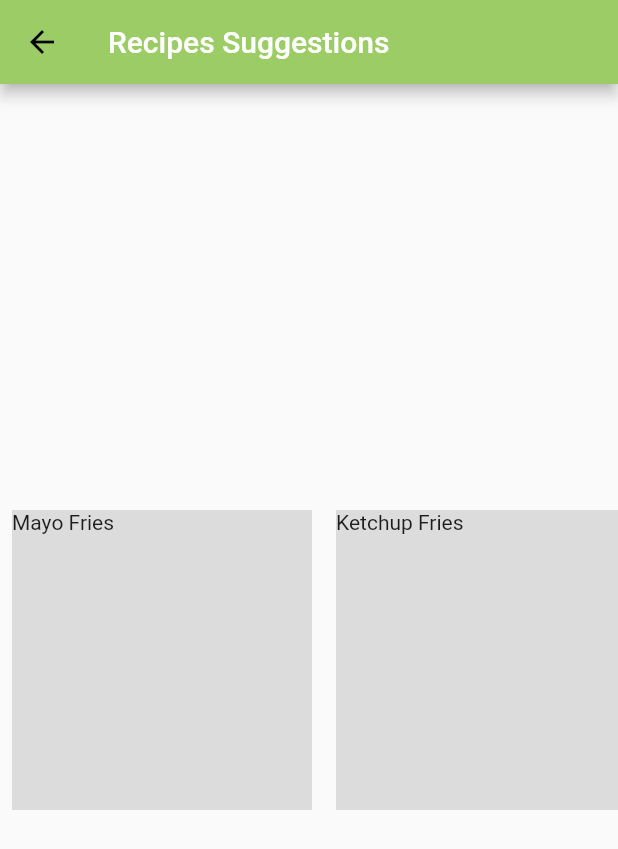
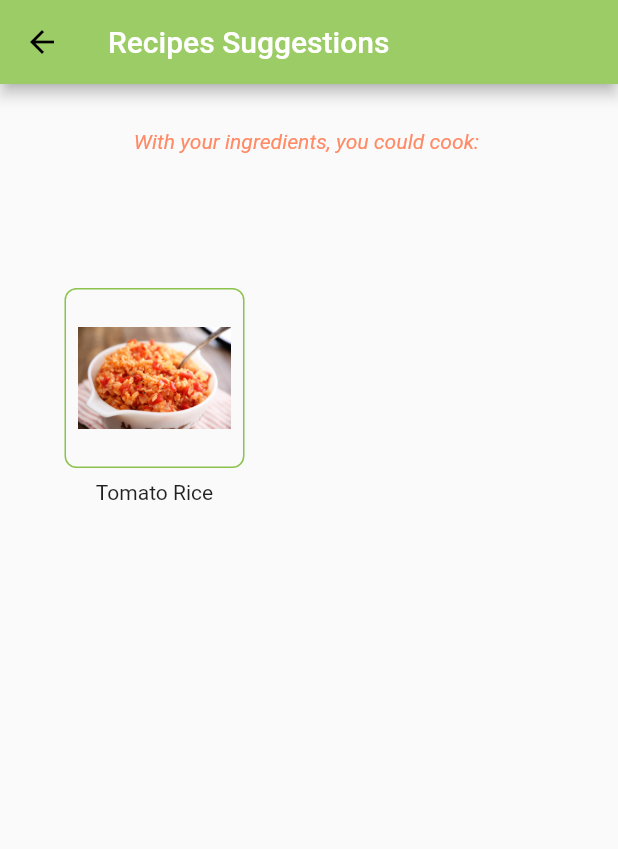
Before and after one commit to MouadhKh/helloFridge, a Flutter app: the MainLayout screen opened directly, after a tap on "Get recipes", on a phone screen of 412 x 824 dp. Shown: the top 849 px of the screen. Run offline on Flutter 3.47's test engine with Material 2 defaults, Android fonts, the phone set to English and light mode, and no system bars; missing offline and left inert: sign_button, string_similarity.

Commit message:
fixed recipe suggestion and added interactions

```diff
--- a/lib/entities/ingredient.dart
+++ b/lib/entities/ingredient.dart
@@ -1,60 +1,105 @@
 class Ingredient {
-  String? _name;
-  int? _quantity;
-  List<String>? _unity;
-  String? _description;
-  String? _imagePath;
+  late String _name;
+  late int _quantity;
+  late List<String> _unit;
+  late String _description;
+  late String _imagePath;
+
+  // String? _name;
+  // int? _quantity;
+  // List<String>? _unity;
+  // String? _description;
+  // String? _imagePath;
 
   Ingredient(
       {String description = "",
-      String? imagePath,
+      String imagePath = "",
       required String name,
       required int quantity,
-      required List<String> unity}) {
+      required List<String> unit}) {
     this._name = name;
     this._quantity = quantity;
-    this._unity = unity;
+    this._unit = unit;
     this._description = description;
     this._imagePath = imagePath;
   }
 
-  static List<Ingredient> getDummyIngredients() {
+  static clone(Ingredient ingredient) {
+    return Ingredient(
+        name: ingredient.name,
+        imagePath: ingredient.imagePath,
+        description: ingredient.description,
+        quantity: ingredient.quantity,
+        unit: ingredient.unit);
+  }
+
+  static Set<Ingredient> getDummyIngredients() {
     Ingredient rice = Ingredient(
         name: "Rice",
         quantity: 200,
-        unity: ["gram", "kilogram"],
+        unit: ["gram", "kilogram"],
         imagePath: "assets/images/rice.png");
     Ingredient spices = Ingredient(
         name: "Spices",
         quantity: 50,
-        unity: ["gram"],
+        unit: ["gram"],
         imagePath: "assets/images/spice.png");
     Ingredient chickenBreast = Ingredient(
         name: "Chicken Breast",
         quantity: 500,
-        unity: ["gram", "kilogram"],
+        unit: ["gram", "kilogram"],
         imagePath: "assets/images/chicken-breast.png");
     Ingredient oliveOil = Ingredient(
         name: "Olive oil",
         quantity: 100,
-        unity: ["ml", "L"],
+        unit: ["ml", "L"],
         imagePath: "assets/images/oil.png");
     Ingredient tomatoes = Ingredient(
         name: "Tomato",
         quantity: 2,
-        unity: [""],
+        unit: [""],
         imagePath: "assets/images/tomato.png");
-    List<Ingredient> ingredientsList = [rice, spices, chickenBreast, oliveOil,tomatoes];
+    Set<Ingredient> ingredientsList =
+        [rice, spices, chickenBreast, oliveOil, tomatoes].toSet();
     return ingredientsList;
   }
 
-  String? get imagePath => _imagePath;
+  String get imagePath => _imagePath;
 
-  String? get description => _description;
+  String get description => _description;
 
-  List<String>? get unity => _unity;
+  List<String> get unit => _unit;
 
-  int? get quantity => _quantity;
+  int get quantity => _quantity;
 
-  String? get name => _name;
+  String get name => _name;
+
+  set name(String value) {
+    _name = value;
+  }
+
+  @override
+  bool operator ==(Object other) =>
+      //TODO implement stricter equality
+      other is Ingredient && other.name == name;
+
+  @override
+  // TODO: implement a real hashCode
+  int get hashCode => name.hashCode;
+
+  set quantity(int value) {
+    _quantity = value;
+  }
+
+  set imagePath(String value) {
+    _imagePath = value;
+  }
+
+  set description(String value) {
+    _description = value;
+  }
+
+  set unit(List<String> value) {
+    _unit = value;
+  }
 }
--- a/lib/entities/pot_content.dart
+++ b/lib/entities/pot_content.dart
@@ -1,17 +1,17 @@
 import 'ingredient.dart';
 
 class PotContent {
-  late List<Ingredient> _ingredients;
+  late Set<Ingredient> _ingredients;
 
   PotContent() {
-    this._ingredients = [];
+    this._ingredients = <Ingredient>{};
   }
 
-  PotContent.fromIngredients({required List<Ingredient> ingredients}) {
+  PotContent.fromIngredients({required Set<Ingredient> ingredients}) {
     this._ingredients = ingredients;
   }
 
-  List<Ingredient> get ingredients => _ingredients;
+  Set<Ingredient> get ingredients => _ingredients;
 
   int getPotSize() {
     return this._ingredients.length;
--- /dev/null
+++ b/lib/entities/recipe.dart
@@ -0,0 +1,70 @@
+import 'ingredient.dart';
+
+class Recipe {
+  String _name;
+  String _imagePath;
+  Set<Ingredient> _ingredients;
+  List<String> _preparationSteps;
+
+  Recipe(
+      this._name, this._ingredients, this._preparationSteps, this._imagePath);
+
+  static Set<Recipe> getDummyRecipes() {
+    //TODO: change
+    Set<Ingredient> tomatoRiceIngredients = Ingredient.getDummyIngredients();
+    tomatoRiceIngredients.map((e) {
+      if (e.name == "Spices") {
+        e.quantity = 10;
+        return e;
+      } else if (e.name == "Olive oil") {
+        e.quantity = 50;
+        e.unit = ["ml"];
+        return e;
+      } else if (e.name == "Chicken Breast") e.quantity = 150;
+      return e;
+    });
+    List<String> tomatoPreparationSteps = [
+      "Cook the rice",
+      "Add the apple",
+      "Add the banana",
+      "Add the tomato",
+      "Add the banana",
+      "Add the orange",
+      "Serve with juice"
+    ];
+    Recipe tomatoRice = Recipe(
+        "Tomato Rice",
+        tomatoRiceIngredients,
+        generatePreparationSteps(tomatoPreparationSteps),
+        "assets/images/tomatoes_rice.jpg");
+    return <Recipe>{tomatoRice};
+  }
+
+  static List<String> generatePreparationSteps(List<String> steps) {
+    return steps.asMap().entries.map((entry) {
+      int idx = entry.key;
+      String val = entry.value;
+      return "${idx + 1}. $val";
+    }).toList();
+  }
+
+  List<String> get preparationSteps => _preparationSteps;
+
+  set preparationSteps(List<String> value) {
+    _preparationSteps = value;
+  }
+
+  Set<Ingredient> get ingredients => _ingredients;
+
+  set ingredients(Set<Ingredient> value) {
+    _ingredients = value;
+  }
+
+  String get name => _name;
+
+  set name(String value) {
+    _name = value;
+  }
+
+  String get imagePath => _imagePath;
+}
--- a/lib/fill_pot_layout.dart
+++ b/lib/fill_pot_layout.dart
@@ -19,9 +19,7 @@ class _FillPotLayoutState extends State<FillPotLayout> {
       child: SizedBox(
         child: Column(
           mainAxisAlignment: MainAxisAlignment.spaceBetween,
-          children: [Pot(),
-
-            IngredientsContainer()],
+          children: [Pot(), IngredientsContainer()],
         ),
       ),
     ));
--- a/lib/ingredients_container.dart
+++ b/lib/ingredients_container.dart
@@ -11,7 +11,7 @@ class IngredientsContainer extends StatefulWidget {
 }
 
 class _IngredientsContainerState extends State<IngredientsContainer> {
-  late List<Ingredient> ingredients;
+  late Set<Ingredient> ingredients;
   var searchController = TextEditingController();
 
   @override
@@ -31,7 +31,7 @@ class _IngredientsContainerState extends State<IngredientsContainer> {
             StringSimilarity.compareTwoStrings(ing.name, newValue);
         print("$similarity for ${ing.name}");
         return similarity > 0.2;
-      }).toList();
+      }).toSet();
       ingredients.forEach((element) {
         print("found ${element.name}");
       });
@@ -40,7 +40,7 @@ class _IngredientsContainerState extends State<IngredientsContainer> {
     setState(() {});
   }
 
-  Widget _searchBar(List<Ingredient> ingredients) {
+  Widget _searchBar(Set<Ingredient> ingredients) {
     return Row(
       children: <Widget>[
         IconButton(
@@ -88,9 +88,7 @@ class _IngredientsContainerState extends State<IngredientsContainer> {
   @override
   Widget build(BuildContext context) {
     return Flexible(
-      child: Column(
-          mainAxisSize: MainAxisSize.max,
-          children: [
+      child: Column(mainAxisSize: MainAxisSize.max, children: [
         Expanded(flex: 1, child: _searchBar(this.ingredients)),
         Expanded(flex: 5, child: IngredientsGrid(this.ingredients))
       ]),
@@ -99,7 +97,7 @@ class _IngredientsContainerState extends State<IngredientsContainer> {
 }
 
 class IngredientsGrid extends StatelessWidget {
-  List<Ingredient> ingredients;
+  Set<Ingredient> ingredients;
 
   IngredientsGrid(this.ingredients);
 
@@ -113,7 +111,7 @@ class IngredientsGrid extends StatelessWidget {
 
   @override
   Widget build(BuildContext context) {
-    this.ingredients.forEach((ing) => print(ing.name! + ","));
+    this.ingredients.forEach((ing) => print(ing.name + ","));
     return ListView(
       children: <Widget>[
         GridView.count(
--- a/lib/main_layout.dart
+++ b/lib/main_layout.dart
@@ -2,7 +2,7 @@ import 'package:flutter/material.dart';
 import 'package:hello_fridge/pot_widget.dart';
 import 'package:hello_fridge/recipes_suggestions_layout.dart';
 
-
+import 'fill_pot_layout.dart';
 import 'main.dart';
 
 class MainLayout extends StatefulWidget {
@@ -20,19 +20,22 @@ class _MainLayoutState extends State<MainLayout> {
           title: Text("Hello Fridge"),
         ),
         body: Padding(
-          padding: const EdgeInsets.only(top: 30),
+          padding: const EdgeInsets.only(top: 40),
           child: Column(
             children: [
               Padding(
-                padding: const EdgeInsets.all(8.0),
+                padding: const EdgeInsets.only(bottom: 40.0),
                 child: Pot(),
               ),
               Padding(
-                padding: const EdgeInsets.all(8.0),
+                padding: const EdgeInsets.only(bottom: 10.0),
                 child: ElevatedButton(
                     style:
                         ElevatedButton.styleFrom(padding: EdgeInsets.all(10.0)),
-                    onPressed: () {},
+                    onPressed: () {
+                      Navigator.of(context).push(MaterialPageRoute(
+                          builder: (context) => FillPotLayout()));
+                    },
                     child: SizedBox(
                         width: 120,
                         height: 20,
@@ -42,12 +45,14 @@ class _MainLayoutState extends State<MainLayout> {
                           Text("Fill pot")
                         ]))),
               ),
-              ElevatedButton(
+              Padding(
+                padding: const EdgeInsets.only(bottom: 30.0),
+                child: ElevatedButton(
                     style:
                         ElevatedButton.styleFrom(padding: EdgeInsets.all(10.0)),
                     onPressed: () {
-                    Navigator.push(context,
-                        MaterialPageRoute(builder: (context) => RecipesSuggestionsLayout()));
+                      Navigator.of(context).push(MaterialPageRoute(
+                          builder: (context) => RecipesSuggestionsLayout()));
                     },
                     child: SizedBox(
                         width: 130,
@@ -61,6 +66,7 @@ class _MainLayoutState extends State<MainLayout> {
                             Text(" Get recipes", textAlign: TextAlign.center),
                           ],
                         ))),
+              ),
               TabBarFlexibleFractioallyRecipes()
             ],
           ),
@@ -73,9 +79,7 @@ class TabBarFlexibleFractioallyRecipes extends StatelessWidget {
   Widget build(BuildContext context) {
     return Flexible(
         child: Container(
-            padding: EdgeInsets.only(top: 15.0),
-            child:
-                TabBarRecipes()));
+            padding: EdgeInsets.only(top: 15.0), child: TabBarRecipes()));
   }
 }
 
@@ -89,7 +93,7 @@ class TabBarRecipes extends StatelessWidget {
         length: 2,
         child: Scaffold(
           appBar: PreferredSize(
-            preferredSize: Size.fromHeight(30.0),
+            preferredSize: Size.fromHeight(50.0),
             child: AppBar(
               primary: false,
               toolbarHeight: kMinInteractiveDimension,
@@ -150,7 +154,7 @@ class TabBarRecipes extends StatelessWidget {
                       delegate: SliverChildListDelegate(
                         <Widget>[
                           const Text('Sweet Sour Rice'),
-                          const Text('Tomatoe Rice'),
+                          const Text('Tomato Rice'),
                         ],
                       ),
                     ),
--- a/lib/pot_content_list.dart
+++ b/lib/pot_content_list.dart
@@ -38,12 +38,15 @@ class PotContentList extends StatelessWidget {
               itemBuilder: (BuildContext context, int index) {
                 return ListTile(
                   leading: _getLeadingWidget(index),
-                  title: Text(potContent.ingredients[index].name.toString()),
+                  title: Text(
+                      potContent.ingredients.elementAt(index).name.toString()),
                   dense: true,
-                  subtitle: Text(
-                      potContent.ingredients[index].quantity.toString() +
-                          " " +
-                          potContent.ingredients[index].unity.toString()),
+                  subtitle: Text(potContent.ingredients
+                          .elementAt(index)
+                          .quantity
+                          .toString() +
+                      " " +
+                      potContent.ingredients.elementAt(index).unit.toString()),
                 );
               },
               itemCount: potContent.getPotSize(),
@@ -72,13 +75,13 @@ class PotContentList extends StatelessWidget {
   }
 
   Widget? _getLeadingWidget(int index) {
-    if (potContent.ingredients[index].imagePath != null) {
+    if (potContent.ingredients.elementAt(index).imagePath != null) {
       return CircleAvatar(
         radius: 32,
         backgroundColor: Colors.transparent,
         child: ClipOval(
           child: Image.asset(
-            potContent.ingredients[index].imagePath.toString(),
+            potContent.ingredients.elementAt(index).imagePath.toString(),
           ),
         ),
       );
--- a/lib/pot_widget.dart
+++ b/lib/pot_widget.dart
@@ -9,8 +9,6 @@ class Pot extends StatelessWidget {
 
   final PotContent potContent =
       PotContent.fromIngredients(ingredients: Ingredient.getDummyIngredients());
-
-  // const Pot({Key? key}) : super(key: key);
 
   @override
   Widget build(BuildContext context) {
--- a/lib/recipes_suggestions_layout.dart
+++ b/lib/recipes_suggestions_layout.dart
@@ -1,15 +1,26 @@
 import 'package:flutter/material.dart';
-import 'package:hello_fridge/single_recipe_layout.dart';
+import 'package:hello_fridge/single_recipe_container.dart';
+import 'package:hello_fridge/utilities/recipe_util.dart';
 
+import 'entities/ingredient.dart';
+import 'entities/recipe.dart';
 
 class RecipesSuggestionsLayout extends StatefulWidget {
   const RecipesSuggestionsLayout({Key? key}) : super(key: key);
 
   @override
-  _RecipesSuggestionsLayoutState createState() => _RecipesSuggestionsLayoutState();
+  _RecipesSuggestionsLayoutState createState() =>
+      _RecipesSuggestionsLayoutState();
 }
 
 class _RecipesSuggestionsLayoutState extends State<RecipesSuggestionsLayout> {
+  List<Widget> _recipesWidgets() {
+    return RecipeUtility.findBestMatch(
+            Ingredient.getDummyIngredients(), Recipe.getDummyRecipes())
+        .map((recipe) {
+      return SingleRecipeContainer(recipe,120,120);
+    }).toList();
+  }
 
   @override
   Widget build(BuildContext context) {
@@ -17,50 +28,33 @@ class _RecipesSuggestionsLayoutState extends State<RecipesSuggestionsLayout> {
         appBar: AppBar(
           title: Text("Recipes Suggestions"),
         ),
-      body: Center(
-          child: SingleChildScrollView(
-            scrollDirection: Axis.horizontal,
-            child: Row(
+        body: Column(
           children: [
-                Container(
-                  margin: EdgeInsets.all(8),
-                  height: 200,
-                  width: 200,
-                  color: Colors.black12,
-                    child: GestureDetector(
-                      onTap: () {
-                      Navigator.push(context,
-                      MaterialPageRoute(builder: (context) => SingleRecipeLayout()));
-                      },
-                      child: Text("Mayo Fries")
+            Expanded(
+              flex: 1,
+              child: Padding(
+                padding: const EdgeInsets.all(30.0),
+                child: Text(
+                  "With your ingredients, you could cook: ",
+                  style: TextStyle(color: Colors.deepOrange.shade300, fontStyle: FontStyle.italic),
                 ),
-
               ),
-                Container(
-                  margin: EdgeInsets.all(8),
-                  height: 200,
-                  width: 200,
-                  color: Colors.black12,
-                  child: Text("Ketchup Fries"),
             ),
-                Container(
-                  margin: EdgeInsets.all(8),
-                  height: 200,
-                  width: 200,
-                  color: Colors.black12,
-                  child: Text('Curry Fries'),
+            Expanded(
+              flex: 5,
+              child: ListView(
+                children: <Widget>[
+                  GridView.count(
+                      crossAxisCount: 2,
+                      // physics: NeverScrollableScrollPhysics(),
+                      // to disable GridView's scrolling
+                      shrinkWrap: true,
+                      // You won't see infinite size error
+                      children: _recipesWidgets())
+                ],
               ),
-                Container(
-                  margin: EdgeInsets.all(8),
-                  height: 200,
-                  width: 200,
-                  color: Colors.black12,
-                  child: Text('Happy Fries'),
-                )
+            ),
           ],
-            )
-          )
-      ),
-    );
+        ));
   }
 }
--- a/lib/single_ingredient.dart
+++ b/lib/single_ingredient.dart
@@ -6,7 +6,6 @@ class SingleIngredientLayout extends StatefulWidget {
   final String? imagePath;
   final List<String>? unit;
 
-  //
   const SingleIngredientLayout(
       {Key? key, this.ingredientsName, this.imagePath, this.unit})
       : super(key: key);
--- /dev/null
+++ b/lib/single_recipe_container.dart
@@ -0,0 +1,44 @@
+import 'package:flutter/material.dart';
+import 'package:hello_fridge/single_recipe_layout.dart';
+
+import 'entities/recipe.dart';
+
+class SingleRecipeContainer extends StatelessWidget {
+  final Recipe recipe;
+  final double height;
+  final double width;
+
+  SingleRecipeContainer(this.recipe, this.height, this.width);
+
+  @override
+  Widget build(BuildContext context) {
+    return Material(
+      child: Column(
+        children: [
+          Container(
+              decoration: BoxDecoration(
+                  borderRadius: BorderRadius.circular(8),
+                  color: Colors.transparent,
+                  border: Border.all(
+                    color: Colors.lightGreen,
+                    width: 1,
+                  )),
+              margin: EdgeInsets.all(8),
+              height: this.height,
+              width: this.width,
+              child: Padding(
+                padding: const EdgeInsets.all(8.0),
+                child: GestureDetector(
+                    onTap: () {
+                      Navigator.of(context).push(MaterialPageRoute(
+                          builder: (context) => SingleRecipeLayout(recipe)));
+                    },
+                    child: Image.asset(recipe.imagePath,
+                        height: this.height - 50, width: this.width - 50)),
+              )),
+          Text(recipe.name)
+        ],
+      ),
+    );
+  }
+}
--- /dev/null
+++ b/lib/utilities/recipe_util.dart
@@ -0,0 +1,15 @@
+import 'package:hello_fridge/entities/ingredient.dart';
+import 'package:hello_fridge/entities/recipe.dart';
+import 'package:collection/collection.dart';
+
+class RecipeUtility {
+  static Function unOrdDeepEq = const DeepCollectionEquality.unordered().equals;
+
+  static List<Recipe> findBestMatch(
+      Set<Ingredient> ingredients, Set<Recipe> recipes) {
+    //TODO Quantity is not taken into consideration in this but have to be done
+    return recipes
+        .where((recipe) => unOrdDeepEq(recipe.ingredients, ingredients))
+        .toList();
+  }
+}
--- a/pubspec.yaml
+++ b/pubspec.yaml
@@ -15,6 +15,7 @@ dependencies:
   material_floating_search_bar: ^0.3.4
   cupertino_icons: ^1.0.2
   string_similarity: ^2.0.0
+  fast_immutable_collections: ^5.0.5
 
 dev_dependencies:
   flutter_test:
@@ -35,6 +36,9 @@ flutter:
     - family: SourceSansPro
       fonts:
         - asset: assets/fonts/SourceSansPro-Regular.ttf
+    - family: Lobster
+      fonts:
+        - asset: assets/fonts/Lobster-Regular.ttf
   # An image asset can refer to one or more resolution-specific "variants", see
   # https://flutter.dev/assets-and-images/#resolution-aware.
 
```
Also changed, not shown: lib/main.dart (+1 -10 lines), lib/sign_in.dart (+19 -23 lines), lib/single_ingredient_icon.dart (+3 -4 lines), lib/single_recipe_layout.dart (+51 -37 lines), lib/single_recipe_preparation_layout.dart (+53 -94 lines), assets/images/tomatoes_rice.jpg (added), pubspec.lock. Lines whose indentation alone changed are shown as unchanged.
